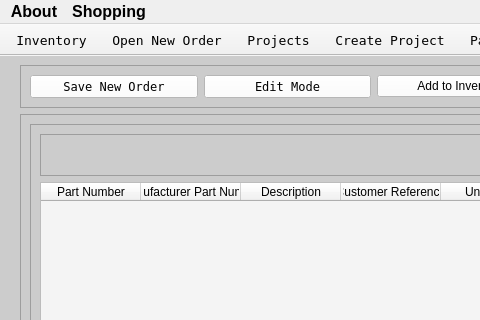
Qt form Program_Files/UI_Files/gui_app.ui (Thomas1B/Electronics-Inventory-Program) before a commit; both pictures show x 0 to 480 and y 0 to 320 of the 748 by 723 pixel window.
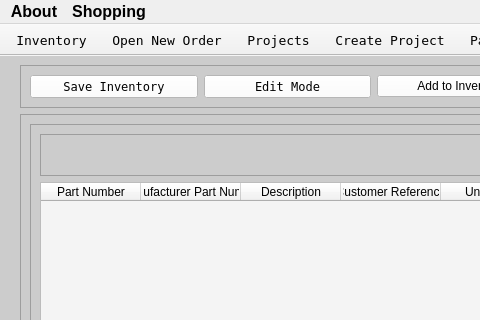
The same form after that commit. Icons and pictures are not drawn.

Patch:
```diff
--- a/Program_Files/UI_Files/gui_app.ui
+++ b/Program_Files/UI_Files/gui_app.ui
@@ -84,7 +84,7 @@
           <string notr="true">background-color: rgb(255, 255, 255);</string>
          </property>
          <property name="text">
-          <string>Save New Order</string>
+          <string>Save Inventory</string>
          </property>
          <property name="icon">
           <iconset>
```
